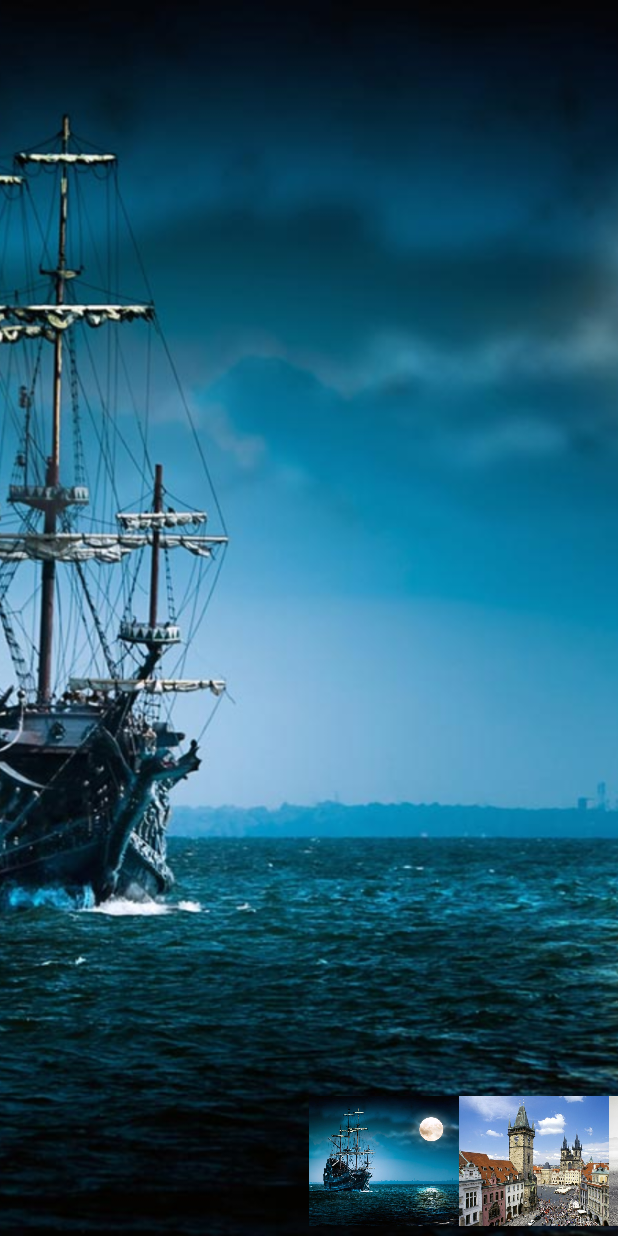
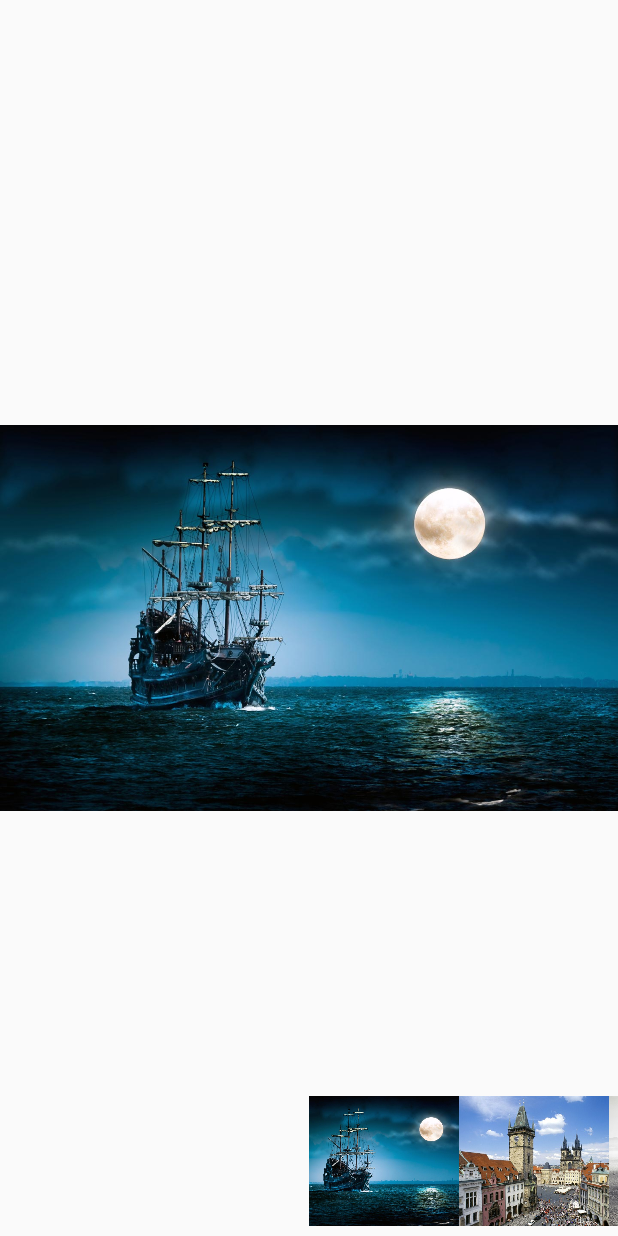
Before and after one commit to VEINHORN/ScrollGalleryView, an Android app: the screen it shows after launch (MainActivity), on a phone screen of 412 x 824 dp. Run offline under Robolectric (Android 15) with nearby library versions, the phone set to English and light mode, and no system bars.

Commit message:
replace imageview with viewpager.

```diff
--- a/app/src/main/java/com/veinhorn/example/MainActivity.java
+++ b/app/src/main/java/com/veinhorn/example/MainActivity.java
@@ -2,10 +2,11 @@ package com.veinhorn.example;
 
 import android.app.Activity;
 import android.os.Bundle;
+import android.support.v4.app.FragmentActivity;
 
 import com.veinhorn.scrollgalleryview.ScrollGalleryView;
 
-public class MainActivity extends Activity {
+public class MainActivity extends FragmentActivity {
     private ScrollGalleryView scrollGalleryView;
 
     @Override
@@ -15,12 +16,12 @@ public class MainActivity extends Activity {
 
         scrollGalleryView = (ScrollGalleryView)findViewById(R.id.scroll_gallery_view);
         scrollGalleryView
+                .setFragmentManager(getSupportFragmentManager())
                 .setThumbnailSize(150)
                 .addImage(R.drawable.wallpaper1)
                 .addImage(R.drawable.wallpaper2)
                 .addImage(R.drawable.wallpaper3)
                 //.addImage(R.drawable.wallpaper4)
                 .addImage(R.drawable.wallpaper5);
-        int a = 0;
     }
 }
--- /dev/null
+++ b/library/src/main/java/com/veinhorn/scrollgalleryview/ImageFragment.java
@@ -0,0 +1,25 @@
+package com.veinhorn.scrollgalleryview;
+
+import android.os.Bundle;
+import android.support.v4.app.Fragment;
+import android.view.LayoutInflater;
+import android.view.View;
+import android.view.ViewGroup;
+import android.widget.ImageView;
+
+/**
+ * Created by veinhorn on 29.8.15.
+ */
+public class ImageFragment extends Fragment {
+    @Override
+    public View onCreateView(LayoutInflater inflater, ViewGroup container, Bundle savedInstanceState) {
+        View rootView = (ViewGroup)inflater.inflate(R.layout.image_fragment, container, false);
+
+        int image = getArguments().getInt("image");
+
+        ImageView backgroundImage = (ImageView)rootView.findViewById(R.id.backgroundImage);
+        backgroundImage.setImageDrawable(getResources().getDrawable(image));
+
+        return rootView;
+    }
+}
--- /dev/null
+++ b/library/src/main/java/com/veinhorn/scrollgalleryview/ScreenSlidePagerAdapter.java
@@ -0,0 +1,34 @@
+package com.veinhorn.scrollgalleryview;
+
+import android.os.Bundle;
+import android.support.v4.app.Fragment;
+import android.support.v4.app.FragmentManager;
+import android.support.v4.app.FragmentStatePagerAdapter;
+
+import java.util.List;
+
+/**
+ * Created by veinhorn on 29.8.15.
+ */
+public class ScreenSlidePagerAdapter extends FragmentStatePagerAdapter {
+    private List<Integer> images;
+
+    public ScreenSlidePagerAdapter(FragmentManager fm, List<Integer> images) {
+        super(fm);
+        this.images = images;
+    }
+
+    @Override
+    public Fragment getItem(int position) {
+        Fragment fragment = new ImageFragment();
+        Bundle bundle = new Bundle();
+        bundle.putInt("image", images.get(position));
+        fragment.setArguments(bundle);
+        return fragment;
+    }
+
+    @Override
+    public int getCount() {
+        return images.size();
+    }
+}
--- a/library/src/main/java/com/veinhorn/scrollgalleryview/ScrollGalleryView.java
+++ b/library/src/main/java/com/veinhorn/scrollgalleryview/ScrollGalleryView.java
@@ -1,6 +1,9 @@
 package com.veinhorn.scrollgalleryview;
 
 import android.content.Context;
+import android.support.v4.app.FragmentManager;
+import android.support.v4.view.PagerAdapter;
+import android.support.v4.view.ViewPager;
 import android.util.AttributeSet;
 import android.view.Display;
 import android.view.LayoutInflater;
@@ -11,10 +14,14 @@ import android.widget.HorizontalScrollView;
 import android.widget.ImageView;
 import android.widget.LinearLayout;
 
+import java.util.ArrayList;
+import java.util.List;
+
 /**
  * Created by veinhorn on 6.8.15.
  */
 public class ScrollGalleryView extends LinearLayout {
+    private FragmentManager fragmentManager;
     private Context context;
     private WindowManager windowManager;
     private int thumbnailSize; // width and height in pixels
@@ -23,26 +30,44 @@ public class ScrollGalleryView extends LinearLayout {
     // Views
     private LinearLayout thumbnailsContainer;
     private HorizontalScrollView horizontalScrollView;
-    private ImageView backgroundImageView;
+    //private ImageView backgroundImageView;
+    private ViewPager viewPager;
     ////////
+    private PagerAdapter pagerAdapter;
+    private List<Integer> images;
+
 
     public ScrollGalleryView(Context context, AttributeSet attrs) {
         super(context, attrs);
         this.context = context;
 
+        images = new ArrayList<>();
+
         setOrientation(VERTICAL);
+        windowManager = (WindowManager) context.getSystemService(Context.WINDOW_SERVICE);
+        Display display = windowManager.getDefaultDisplay();
 
         LayoutInflater inflater = LayoutInflater.from(context);
         inflater.inflate(R.layout.scroll_gallery_view, this, true);
 
         horizontalScrollView = (HorizontalScrollView)findViewById(R.id.thumbnails_scroll_view);
-        backgroundImageView = (ImageView)findViewById(R.id.backgroundImage);
+        //backgroundImageView = (ImageView)findViewById(R.id.backgroundImage);
 
-        windowManager = (WindowManager) context.getSystemService(Context.WINDOW_SERVICE);
-        Display display = windowManager.getDefaultDisplay();
         thumbnailsContainer = (LinearLayout)findViewById(R.id.thumbnails_container);
         thumbnailsContainer.setPadding(display.getWidth() / 2, 0,
                 display.getWidth() / 2, 0);
+    }
+
+    public ScrollGalleryView setFragmentManager(FragmentManager fragmentManager) {
+        this.fragmentManager = fragmentManager;
+        initializeViewPager();
+        return this;
+    }
+
+    private void initializeViewPager() {
+        viewPager = (ViewPager)findViewById(R.id.viewPager);
+        pagerAdapter = new ScreenSlidePagerAdapter(fragmentManager, images);
+        viewPager.setAdapter(pagerAdapter);
     }
 
     public ScrollGalleryView addThumbnail(int image) {
@@ -63,8 +88,10 @@ public class ScrollGalleryView extends LinearLayout {
     public ScrollGalleryView addImage(int image) {
         addThumbnail(image);
         if(!isFirstBackground) {
-            backgroundImageView.setImageDrawable(getResources().getDrawable(image));
-            isFirstBackground = true;
+            //backgroundImageView.setImageDrawable(getResources().getDrawable(image));
+            images.add(image);
+            pagerAdapter.notifyDataSetChanged();
+            //isFirstBackground = true;
         }
         return this;
     }
@@ -77,7 +104,7 @@ public class ScrollGalleryView extends LinearLayout {
     private OnClickListener thumbnailOnClickListener = new OnClickListener() {
         @Override
         public void onClick(View v) {
-            backgroundImageView.setImageDrawable(((ImageView) v).getDrawable());
+            //backgroundImageView.setImageDrawable(((ImageView) v).getDrawable());
 
             Display display = windowManager.getDefaultDisplay();
             int thumbnailCoords[] = new int [2];
--- /dev/null
+++ b/library/src/main/res/layout/image_fragment.xml
@@ -0,0 +1,10 @@
+<?xml version="1.0" encoding="utf-8"?>
+<LinearLayout xmlns:android="http://schemas.android.com/apk/res/android"
+    android:orientation="vertical"
+    android:layout_width="match_parent"
+    android:layout_height="match_parent">
+    <ImageView
+        android:id="@+id/backgroundImage"
+        android:layout_width="match_parent"
+        android:layout_height="match_parent"/>
+</LinearLayout>
--- a/library/src/main/res/layout/scroll_gallery_view.xml
+++ b/library/src/main/res/layout/scroll_gallery_view.xml
@@ -3,13 +3,19 @@
     xmlns:android="http://schemas.android.com/apk/res/android"
     android:layout_width="match_parent"
     android:layout_height="match_parent">
-
+    <!--
     <ImageView
         android:id="@+id/backgroundImage"
         android:layout_width="match_parent"
         android:layout_height="match_parent"
         android:background="#fff"
         android:scaleType="centerCrop"/>
+    -->
+    <android.support.v4.view.ViewPager
+        xmlns:android="http://schemas.android.com/apk/res/android"
+        android:id="@+id/viewPager"
+        android:layout_width="match_parent"
+        android:layout_height="match_parent" />
 
     <HorizontalScrollView
         android:id="@+id/thumbnails_scroll_view"
```
